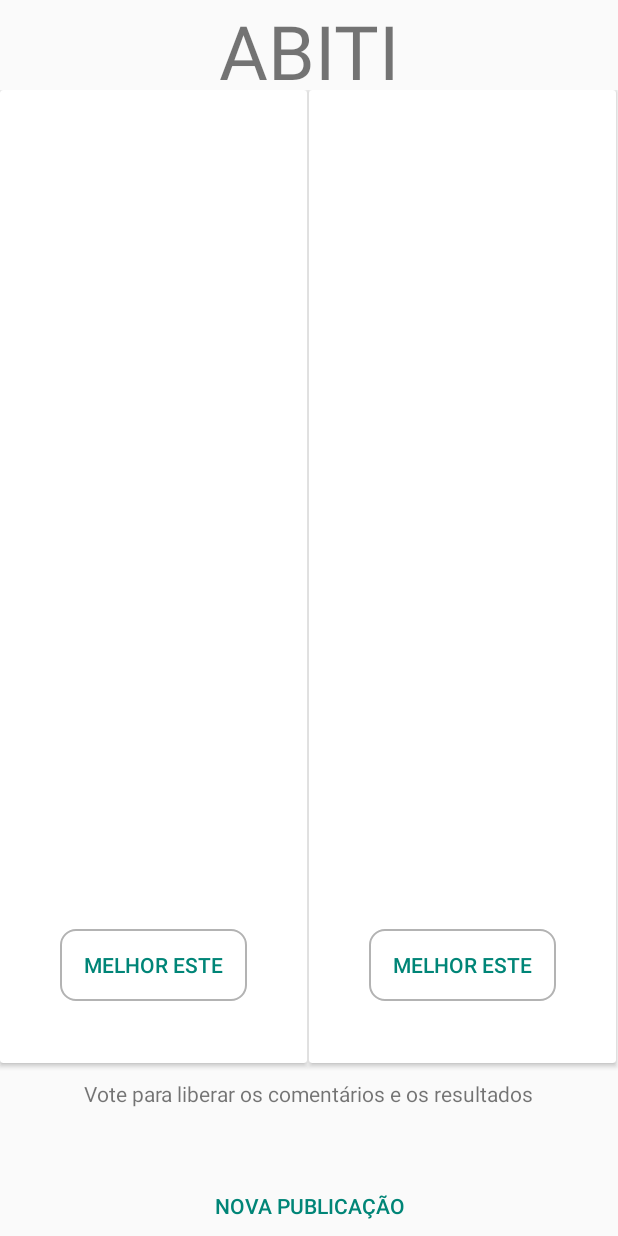
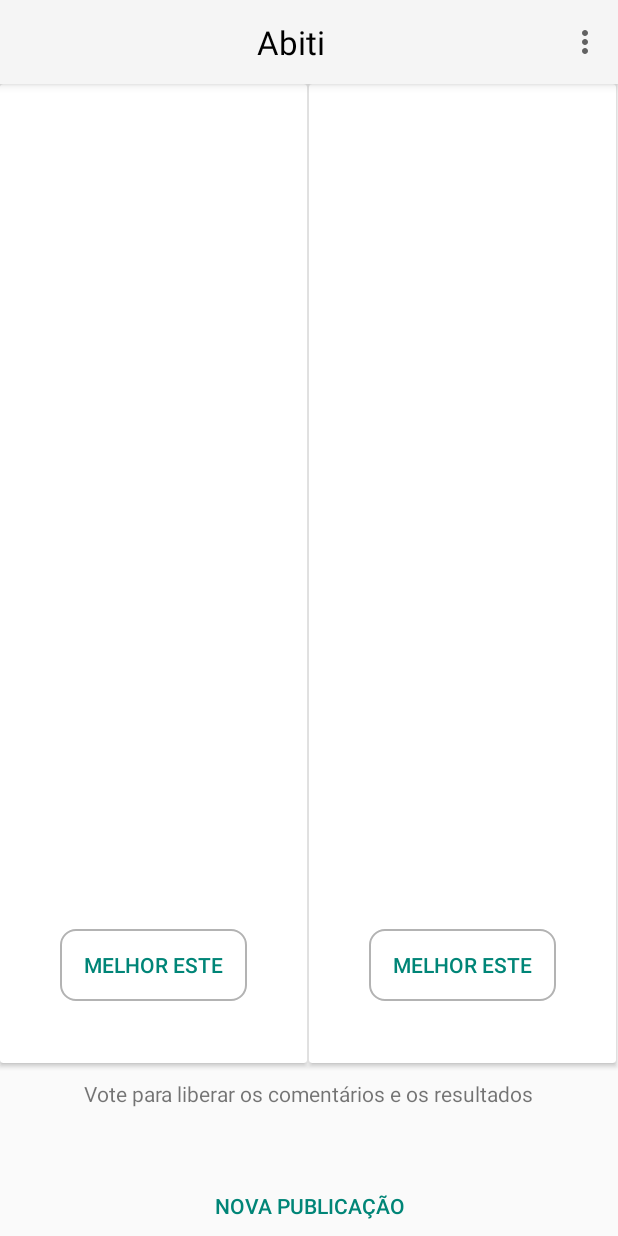
Before and after one commit to filipeobelo/Abiti, an Android app: the SinglePublicationActivity screen opened directly, with no data from a screen before it, on a phone screen of 412 x 824 dp. Run offline under Robolectric (Android 15) with nearby library versions, the phone set to English and light mode, and no system bars; our stand-ins replace Firebase (no records; nobody signed in at launch, a user with empty details on screens opened directly); 5 statements that could not run were skipped.

Commit message:
CardView Spacing adjustment. Toolbar added to SinglePublicationActivity. Menu added to ProfileActivity and SinglePublicationActivity.

```diff
--- a/app/src/main/AndroidManifest.xml
+++ b/app/src/main/AndroidManifest.xml
@@ -18,6 +18,7 @@
         android:roundIcon="@mipmap/ic_launcher_round"
         android:supportsRtl="true"
         android:theme="@style/AppTheme">
+
         <activity
             android:name=".main.MainActivity"
             android:configChanges="orientation"
@@ -28,19 +29,23 @@
                 <category android:name="android.intent.category.LAUNCHER" />
             </intent-filter>
         </activity>
+
         <activity
             android:name=".upload.UploadActivity"
             android:configChanges="orientation"
             android:label="@string/title_activity_upload"
             android:screenOrientation="portrait" />
+
         <activity
             android:name=".main.SinglePublicationActivity"
             android:configChanges="orientation"
             android:screenOrientation="portrait" />
+
         <activity
             android:name=".main.ProfileActivity"
             android:configChanges="orientation"
             android:label="@string/title_activity_profile"
+            android:launchMode="singleTop"
             android:screenOrientation="portrait"
             android:theme="@style/AppTheme" />
 
--- a/app/src/main/java/com/beloinc/abiti/main/MainActivity.java
+++ b/app/src/main/java/com/beloinc/abiti/main/MainActivity.java
@@ -118,6 +118,7 @@ public class MainActivity extends AppCompatActivity implements RecyclerGridFragm
         if (grid == null) {
             RecyclerGridFragment gridFragment = new RecyclerGridFragment();
             gridFragment.setPath("/globalPublications");
+            gridFragment.setSpacing(12);
             //USING FRAGMENT TO ADD FUTURE FUNCTIONALITY
             getSupportFragmentManager().beginTransaction()
                     .add(R.id.container, gridFragment, "grid")
--- a/app/src/main/java/com/beloinc/abiti/main/SinglePublicationActivity.java
+++ b/app/src/main/java/com/beloinc/abiti/main/SinglePublicationActivity.java
@@ -7,7 +7,11 @@ import android.support.annotation.NonNull;
 import android.support.annotation.Nullable;
 import android.support.v7.app.AppCompatActivity;
 import android.os.Bundle;
+import android.support.v7.widget.Toolbar;
 import android.util.Log;
+import android.view.Menu;
+import android.view.MenuInflater;
+import android.view.MenuItem;
 import android.view.View;
 import android.widget.Button;
 import android.widget.ImageView;
@@ -72,6 +76,8 @@ public class SinglePublicationActivity extends AppCompatActivity {
 
         mContext = SinglePublicationActivity.this;
 
+        setupToolbar();
+
         userId = FirebaseAuth.getInstance().getCurrentUser().getUid();
         db = FirebaseFirestore.getInstance();
 
@@ -86,6 +92,10 @@ public class SinglePublicationActivity extends AppCompatActivity {
 
     }
 
+    private void setupToolbar() {
+        Toolbar toolbar = findViewById(R.id.toolbar);
+        setSupportActionBar(toolbar);
+    }
 
     private void setupWidgets() {
         mLeftImage = findViewById(R.id.image_left);
@@ -253,27 +263,42 @@ public class SinglePublicationActivity extends AppCompatActivity {
 
                 case R.id.button_left:
                     Log.d(TAG, "onClick: voted left");
-                    disableButtons(true);
+                    disableButtons();
                     updateVotes("countLeft");
                     break;
 
                 case R.id.button_right:
                     Log.d(TAG, "onClick: voted right");
-                    disableButtons(true);
+                    disableButtons();
                     updateVotes("countRight");
                     break;
             }
         }
     }
 
-    private void disableButtons(boolean b) {
-        if (b) {
-            mVoteLeft.setEnabled(false);
-            mVoteRight.setEnabled(false);
-        } else {
-            mVoteRight.setEnabled(true);
-            mVoteLeft.setEnabled(true);
+    @Override
+    public boolean onCreateOptionsMenu(Menu menu) {
+        MenuInflater inflater = getMenuInflater();
+        inflater.inflate(R.menu.single_pub_menu, menu);
+        return true;
+    }
+
+    @Override
+    public boolean onOptionsItemSelected(MenuItem item) {
+        switch (item.getItemId()) {
+            case R.id.profile_menu:
+                Intent intent = new Intent(mContext, ProfileActivity.class);
+                startActivity(intent);
+                return true;
+
+            default:
+                return super.onOptionsItemSelected(item);
         }
     }
 
+    private void disableButtons() {
+        mVoteLeft.setEnabled(false);
+        mVoteRight.setEnabled(false);
+    }
+
 }
--- a/app/src/main/java/com/beloinc/abiti/utils/SpacesItemDecoration.java
+++ b/app/src/main/java/com/beloinc/abiti/utils/SpacesItemDecoration.java
@@ -20,6 +20,12 @@ public class SpacesItemDecoration extends RecyclerView.ItemDecoration {
         int position = parent.getChildAdapterPosition(view);
         int column = position % spanCount;
 
+        //one column
+        if (spanCount == 1) {
+            outRect.left = 16;
+            outRect.right = 16;
+        }
+
         //no edges
         if (position >= spanCount) {
             outRect.top = spacing;
--- a/app/src/main/res/layout/activity_main.xml
+++ b/app/src/main/res/layout/activity_main.xml
@@ -23,10 +23,9 @@
 
         </android.support.v7.widget.Toolbar>
 
-
     </android.support.design.widget.AppBarLayout>
 
-    <include layout="@layout/content_profile" />
+    <include layout="@layout/content_container" />
 
     <android.support.design.widget.FloatingActionButton
         android:id="@+id/fab"
--- a/app/src/main/res/layout/activity_profile.xml
+++ b/app/src/main/res/layout/activity_profile.xml
@@ -25,7 +25,7 @@
 
     </android.support.design.widget.AppBarLayout>
 
-    <include layout="@layout/content_profile" />
+    <include layout="@layout/content_container" />
 
 
 </android.support.design.widget.CoordinatorLayout>
--- a/app/src/main/res/layout/activity_single_publication.xml
+++ b/app/src/main/res/layout/activity_single_publication.xml
@@ -1,51 +1,30 @@
 <?xml version="1.0" encoding="utf-8"?>
-<RelativeLayout xmlns:android="http://schemas.android.com/apk/res/android"
+<android.support.design.widget.CoordinatorLayout xmlns:android="http://schemas.android.com/apk/res/android"
     xmlns:app="http://schemas.android.com/apk/res-auto"
     xmlns:tools="http://schemas.android.com/tools"
     android:layout_width="match_parent"
     android:layout_height="match_parent"
-    tools:context=".main.MainActivity">
+    tools:context=".main.SinglePublicationActivity">
 
-    <RelativeLayout
-        android:id="@+id/relLayout1"
+    <android.support.design.widget.AppBarLayout
         android:layout_width="match_parent"
-        android:layout_height="60dp">
+        android:layout_height="wrap_content"
+        android:theme="@style/AppTheme.AppBarOverlay">
 
-        <include layout="@layout/snippet_feed_top" />
+        <android.support.v7.widget.Toolbar
+            android:id="@+id/toolbar"
+            android:layout_width="match_parent"
+            android:layout_height="?attr/actionBarSize"
+            android:background="?attr/colorPrimary"
+            android:theme="@style/AppTheme.ActionBar"
+            app:popupTheme="@style/ThemeOverlay.AppCompat.Light">
 
-    </RelativeLayout>
+            <include layout="@layout/snippet_main_toolbar" />
 
-    <RelativeLayout
-        android:id="@+id/relLayout2"
-        android:layout_width="match_parent"
-        android:layout_height="match_parent"
-        android:layout_below="@id/relLayout1"
-        android:layout_marginBottom="110dp">
+        </android.support.v7.widget.Toolbar>
 
-        <include layout="@layout/snippet_publication_center" />
+    </android.support.design.widget.AppBarLayout>
 
-    </RelativeLayout>
+    <include layout="@layout/content_single_publication" />
 
-    <RelativeLayout
-        android:layout_width="match_parent"
-        android:layout_height="70dp"
-        android:layout_above="@id/new_content"
-        android:layout_marginEnd="12dp"
-        android:layout_marginStart="12dp"
-        android:paddingTop="5dp">
-
-        <include layout="@layout/snippet_publication_pre_results" />
-
-    </RelativeLayout>
-
-
-    <Button
-        android:id="@+id/new_content"
-        style="@style/Widget.AppCompat.Button.Borderless.Colored"
-        android:layout_width="wrap_content"
-        android:layout_height="40dp"
-        android:layout_alignParentBottom="true"
-        android:layout_centerHorizontal="true"
-        android:text="nova publicação" />
-
-</RelativeLayout>
+</android.support.design.widget.CoordinatorLayout>
--- a/app/src/main/res/layout/activity_upload.xml
+++ b/app/src/main/res/layout/activity_upload.xml
@@ -16,7 +16,7 @@
     </RelativeLayout>
 
     <RelativeLayout
-        android:id="@+id/relLayout2"
+        android:id="@+id/layout1"
         android:layout_width="match_parent"
         android:layout_height="match_parent"
         android:layout_below="@id/relLayout1"
--- a/app/src/main/res/layout/card_container.xml
+++ b/app/src/main/res/layout/card_container.xml
@@ -2,6 +2,8 @@
 <android.support.v7.widget.CardView xmlns:android="http://schemas.android.com/apk/res/android"
     xmlns:tools="http://schemas.android.com/tools"
     android:layout_width="match_parent"
+    xmlns:app="http://schemas.android.com/apk/res-auto"
+    app:cardCornerRadius="16dp"
     android:layout_height="wrap_content">
 
     <RelativeLayout
@@ -36,7 +38,7 @@
             android:layout_height="wrap_content"
             android:layout_alignParentBottom="true"
             android:gravity="center"
-            tools:text="cachecol" />
+            tools:text="#cachecol" />
 
     </RelativeLayout>
 
--- /dev/null
+++ b/app/src/main/res/layout/content_single_publication.xml
@@ -0,0 +1,50 @@
+<?xml version="1.0" encoding="utf-8"?>
+<android.support.constraint.ConstraintLayout xmlns:android="http://schemas.android.com/apk/res/android"
+    xmlns:app="http://schemas.android.com/apk/res-auto"
+    xmlns:tools="http://schemas.android.com/tools"
+    android:layout_width="match_parent"
+    android:layout_height="match_parent"
+    app:layout_behavior="@string/appbar_scrolling_view_behavior"
+    tools:context=".main.SinglePublicationActivity"
+    tools:showIn="@layout/activity_single_publication">
+
+
+        <android.support.constraint.ConstraintLayout
+            android:id="@+id/layout1"
+            android:layout_width="match_parent"
+            android:layout_height="match_parent"
+            app:layout_constraintTop_toTopOf="parent"
+            android:layout_marginBottom="110dp">
+
+            <include layout="@layout/snippet_publication_center" />
+
+        </android.support.constraint.ConstraintLayout>
+
+        <android.support.constraint.ConstraintLayout
+            android:id="@+id/layout2"
+            android:layout_width="match_parent"
+            android:layout_height="70dp"
+            app:layout_constraintTop_toBottomOf="@id/layout1"
+            android:layout_marginEnd="12dp"
+            android:layout_marginStart="12dp"
+            android:paddingTop="5dp">
+
+            <include layout="@layout/snippet_publication_pre_results" />
+
+        </android.support.constraint.ConstraintLayout>
+
+
+    <Button
+        android:id="@+id/new_content"
+        style="@style/Widget.AppCompat.Button.Borderless.Colored"
+        android:layout_width="wrap_content"
+        android:layout_height="40dp"
+        android:layout_marginEnd="8dp"
+        android:layout_marginStart="8dp"
+        android:text="@string/new_publication"
+        app:layout_constraintEnd_toEndOf="parent"
+        app:layout_constraintStart_toStartOf="parent"
+        app:layout_constraintTop_toBottomOf="@id/layout2" />
+
+
+</android.support.constraint.ConstraintLayout>
--- a/app/src/main/res/layout/snippet_main_toolbar.xml
+++ b/app/src/main/res/layout/snippet_main_toolbar.xml
@@ -4,7 +4,7 @@
     xmlns:tools="http://schemas.android.com/tools"
     android:layout_width="match_parent"
     android:layout_height="match_parent"
-    tools:showIn="@layout/activity_main">
+    tools:showIn="@layout/activity_single_publication">
 
     <TextView
         android:layout_width="wrap_content"
--- /dev/null
+++ b/app/src/main/res/menu/single_pub_menu.xml
@@ -0,0 +1,11 @@
+<?xml version="1.0" encoding="utf-8"?>
+<menu xmlns:android="http://schemas.android.com/apk/res/android"
+    xmlns:app="http://schemas.android.com/apk/res-auto">
+    <item android:id="@+id/profile_menu"
+        android:title="@string/profile"
+        app:showAsAction="never" />
+
+    <item android:id="@+id/sign_out_menu"
+        android:title="@string/sign_out"
+        app:showAsAction="never" />
+</menu>
--- a/app/src/main/res/values/strings.xml
+++ b/app/src/main/res/values/strings.xml
@@ -12,4 +12,7 @@
     <!-- Strings related to menu -->
     <string name="profile">Minhas publicações</string>
     <string name="sign_out">Sair</string>
+
+    <!-- Strings related to application -->
+    <string name="new_publication">nova publicação</string>
 </resources>
```
Also changed, not shown: app/src/main/java/com/beloinc/abiti/main/ProfileActivity.java (+15 -0 lines), app/src/main/java/com/beloinc/abiti/utils/RecyclerGridFragment.java (+17 -15 lines), app/src/main/res/menu/profile_menu.xml (added, +9 -0 lines), app/src/main/res/layout/content_container.xml (renamed from app/src/main/res/layout/content_profile.xml).
